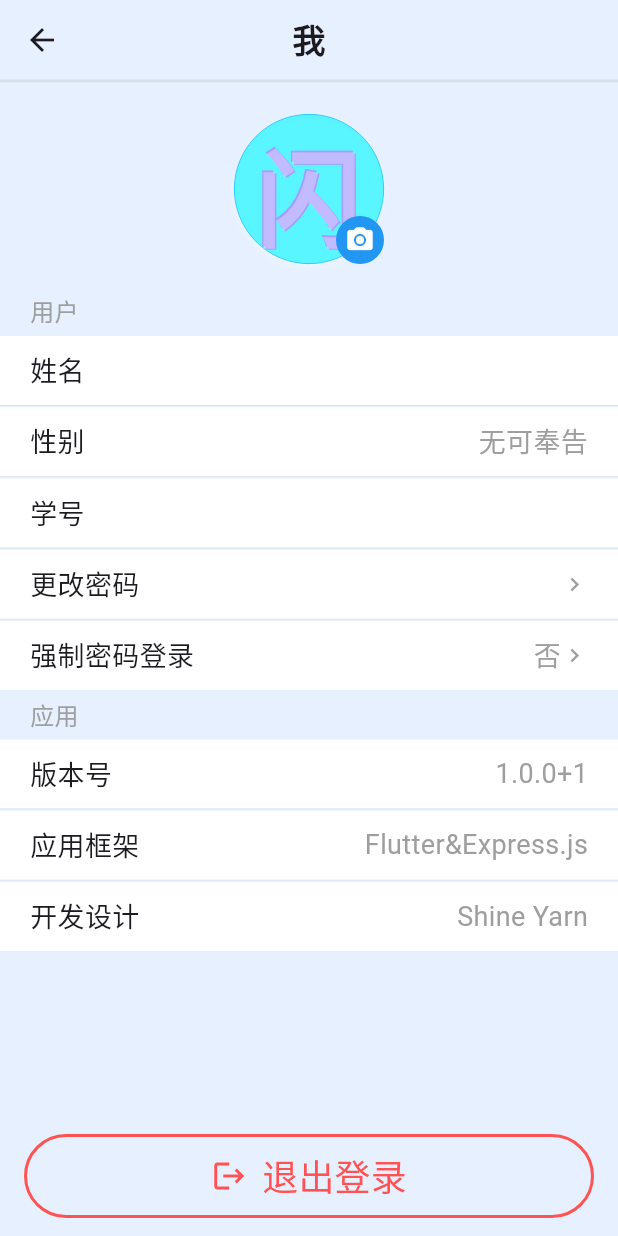
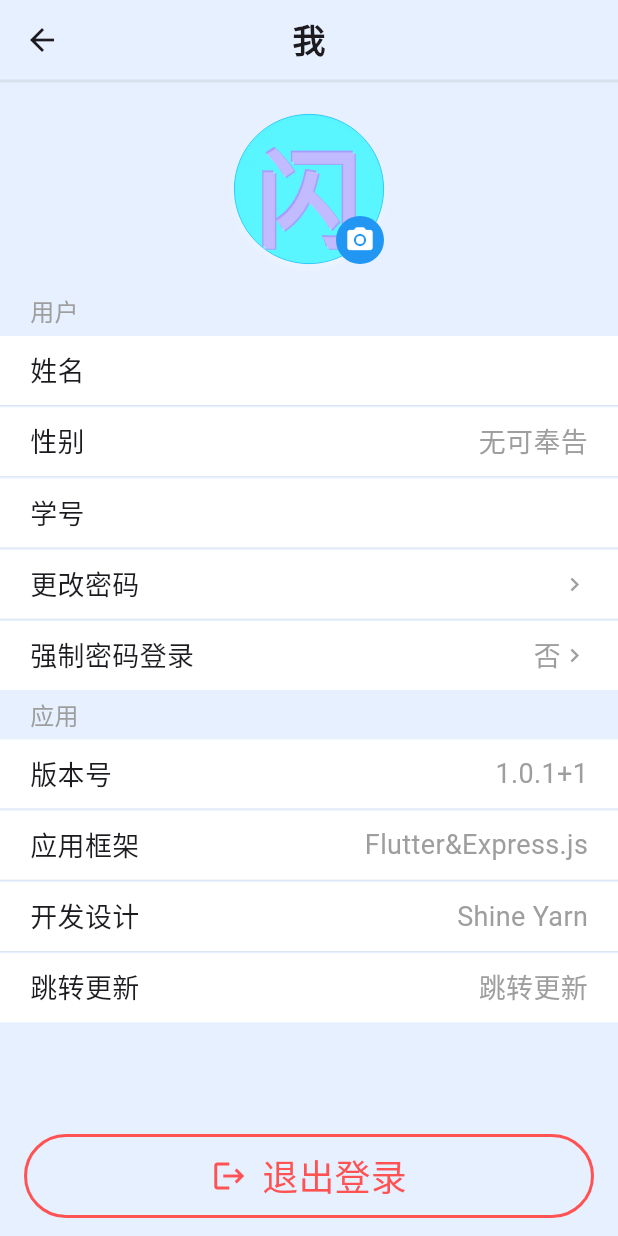
Before and after one commit to xinyuan-noname/shine-yarn-app, a Flutter app: the ProfilePage screen opened by its route, on a phone screen of 412 x 824 dp. Run offline on Flutter 3.47's test engine with Material 3 defaults, Android fonts, the phone set to English and light mode, and no system bars; drawn by our look-alikes of cached_network_image; our stand-ins replace bot_toast, carousel_slider, device_info_plus, dio, drift, drift_flutter and 13 more; missing offline and left inert: background_downloader, crypton, desktop_drop, internet_file, pdfx, version and 1 more; accounts and stored records are empty; generated files the repository leaves out were written again; network calls fail; Roboto replaces fonts that are missing (SmileySans); statements that could not run were skipped.

```diff
--- a/lib/pages/profile_page.dart
+++ b/lib/pages/profile_page.dart
@@ -11,6 +11,7 @@ import 'package:shine/routes.dart';
 import 'package:shine/services/api.dart';
 import 'package:shine/services/api_auth.dart';
 import 'package:shine/services/api_profiles.dart';
+import 'package:shine/services/api_update.dart';
 import 'package:shine/services/ws.dart';
 import 'package:shine/storage/profile_storage.dart';
 import 'package:shine/storage/token_storage.dart';
@@ -335,6 +336,40 @@ class _ProfilePageState extends State<ProfilePage> {
     );
   }
 
+  Widget _buildGotoDownload() {
+    return Ink(
+      color: Colors.white,
+      child: InkWell(
+        onTap: () async {
+          if (ApiUpdate.downloadUrl.isEmpty) {
+            showAlertDialog(context: context, title: "暂无更新", content: "暂无更新包");
+          }
+          final result = await showConfirmDialog(
+            context: context,
+            title: "跳转更新",
+            content: "点击“确认”跳转更新。",
+          );
+          if (result) {
+            launchUrlString(
+              ApiUpdate.downloadUrl,
+              mode: LaunchMode.externalApplication,
+            );
+          }
+        },
+        child: Container(
+          padding: bodyPadding,
+          child: const Row(
+            mainAxisAlignment: MainAxisAlignment.spaceBetween,
+            children: [
+              Text("跳转更新", style: profileKeyTextStyle),
+              Text("跳转更新", style: profileValueTextStyle),
+            ],
+          ),
+        ),
+      ),
+    );
+  }
+
   Widget _buildListTitle(String txt) {
     return Container(
       alignment: Alignment.centerLeft,
@@ -379,6 +414,8 @@ class _ProfilePageState extends State<ProfilePage> {
                   _buildFrame(),
                   bottomLineSmall,
                   _buildDeveloper(),
+                  bottomLineSmall,
+                  _buildGotoDownload(),
                   const SizedBox(height: 35),
                 ],
               ),
--- a/lib/services/api_update.dart
+++ b/lib/services/api_update.dart
@@ -4,7 +4,9 @@ import 'package:dio/dio.dart';
 import 'package:shine/config/app_config.dart';
 
 class ApiUpdate {
-  static final String baseUrl = "${AppConfig.stableGithubOrProxy}/asset/master/";
+  static final String baseUrl =
+      "${AppConfig.stableGithubOrProxy}/asset/master/";
+  static String downloadUrl = '';
   static Future checkIsNewest() async {
     if (AppConfig.stableServerUrl.isEmpty) return '暂无可用的应用信息源';
     try {
--- a/pubspec.yaml
+++ b/pubspec.yaml
@@ -16,7 +16,7 @@ publish_to: 'none' # Remove this line if you wish to publish to pub.dev
 # https://developer.apple.com/library/archive/documentation/General/Reference/InfoPlistKeyReference/Articles/CoreFoundationKeys.html
 # In Windows, build-name is used as the major, minor, and patch parts
 # of the product and file versions while build-number is used as the build suffix.
-version: 1.0.0+1
+version: 1.0.1+1
 
 environment:
   sdk: ^3.9.2
```
Also changed, not shown: lib/pages/view_pdf_page.dart (+16 -1 lines), lib/utils/share_utils.dart (+17 -6 lines), lib/worker/worker.dart (+4 -4 lines).
